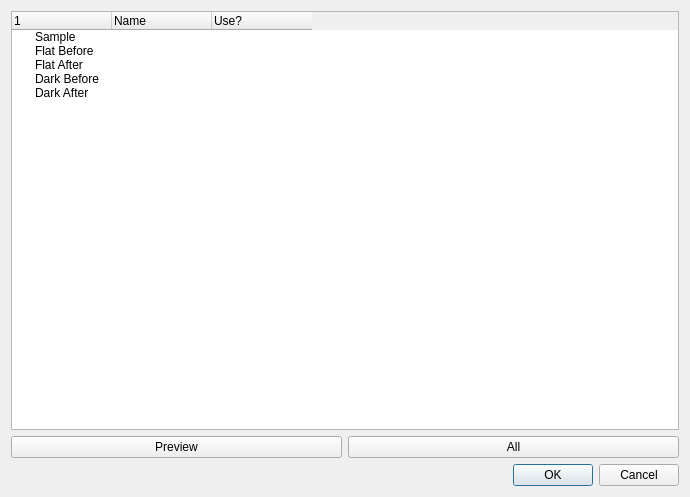
Old version of the form mantidimaging/gui/ui/nexus_load_dialog.ui in the repository mantidproject/mantidimaging.
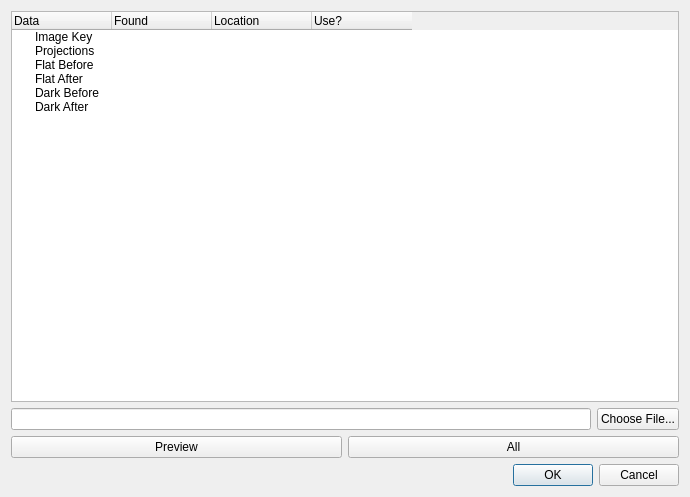
New version of the form.

Commit message: adding items to list

```diff
--- a/mantidimaging/gui/ui/nexus_load_dialog.ui
+++ b/mantidimaging/gui/ui/nexus_load_dialog.ui
@@ -30,12 +30,17 @@
      </attribute>
      <column>
       <property name="text">
-       <string/>
+       <string>Data</string>
       </property>
      </column>
      <column>
       <property name="text">
-       <string>Name</string>
+       <string>Found</string>
+      </property>
+     </column>
+     <column>
+      <property name="text">
+       <string>Location</string>
       </property>
      </column>
      <column>
@@ -43,14 +48,14 @@
        <string>Use?</string>
       </property>
      </column>
-     <column>
+     <item>
       <property name="text">
-       <string/>
+       <string>Image Key</string>
       </property>
-     </column>
+     </item>
      <item>
       <property name="text">
-       <string>Sample</string>
+       <string>Projections</string>
       </property>
       <property name="text">
        <string/>
@@ -99,9 +104,32 @@
       <property name="text">
        <string>Dark After</string>
       </property>
+      <property name="text">
+       <string/>
+      </property>
+      <property name="text">
+       <string/>
+      </property>
+      <property name="text">
+       <string/>
+      </property>
      </item>
     </widget>
    </item>
+   <item>
+    <layout class="QHBoxLayout" name="horizontalLayout">
+     <item>
+      <widget class="QLineEdit" name="lineEdit"/>
+     </item>
+     <item>
+      <widget class="QPushButton" name="pushButton">
+       <property name="text">
+        <string>Choose File...</string>
+       </property>
+      </widget>
+     </item>
+    </layout>
+   </item>
    <item>
     <layout class="QVBoxLayout" name="verticalLayout_5">
      <item>
```
Left out of the diff: 9 changed lines with no effect on the pictures.
